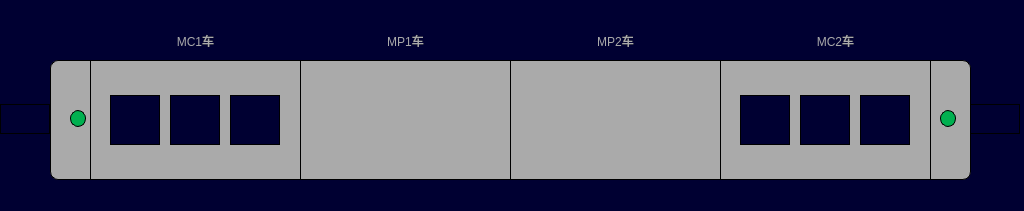
This is vehicleauxiliarypage.ui in 994656234/HHL as Qt 5 draws it before an edit. The edited form follows.
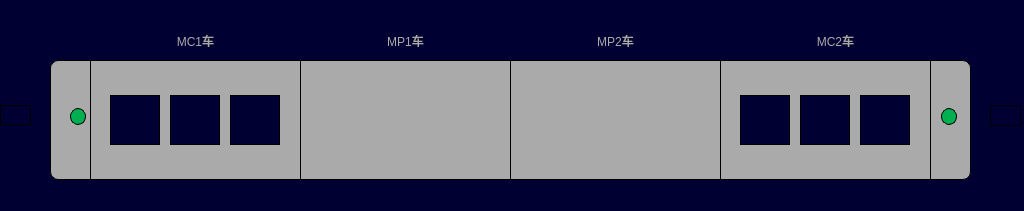
This is the edited form. Icons and pictures are not drawn.

The edit to the form file:
```diff
--- a/vehicleauxiliarypage.ui
+++ b/vehicleauxiliarypage.ui
@@ -273,9 +273,9 @@
    <property name="geometry">
     <rect>
      <x>0</x>
-     <y>104</y>
-     <width>50</width>
-     <height>30</height>
+     <y>105</y>
+     <width>31</width>
+     <height>21</height>
     </rect>
    </property>
    <property name="styleSheet">
@@ -289,7 +289,7 @@
    <property name="geometry">
     <rect>
      <x>70</x>
-     <y>110</y>
+     <y>108</y>
      <width>16</width>
      <height>17</height>
     </rect>
@@ -305,10 +305,10 @@
   <widget class="QLabel" name="lbl_cab2_direction">
    <property name="geometry">
     <rect>
-     <x>970</x>
-     <y>104</y>
-     <width>50</width>
-     <height>30</height>
+     <x>990</x>
+     <y>105</y>
+     <width>31</width>
+     <height>21</height>
     </rect>
    </property>
    <property name="styleSheet">
@@ -321,8 +321,8 @@
   <widget class="QLabel" name="lbl_cab2_active">
    <property name="geometry">
     <rect>
-     <x>940</x>
-     <y>110</y>
+     <x>941</x>
+     <y>108</y>
      <width>16</width>
      <height>17</height>
     </rect>
```
